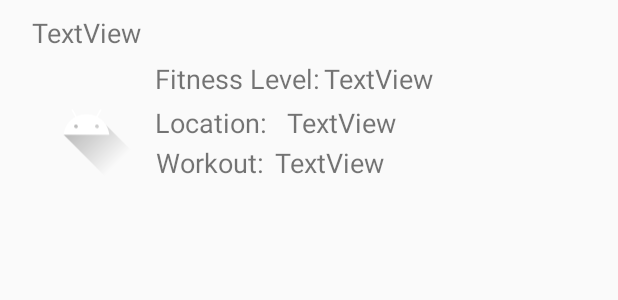
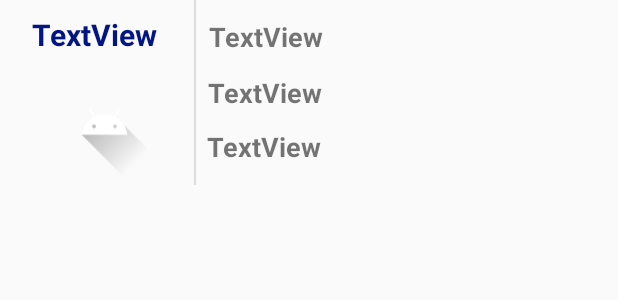
Before and after one commit to kzizz/Healthbud-Hackathon, an Android app: the layout linearlayout.xml on its own in the app's theme, with its tools: preview values and no code run, on a phone screen of 412 x 824 dp. Shown: the top 300 px of the screen. Run offline under Robolectric (Android 15) with nearby library versions, the phone set to English and light mode, and no system bars.

Commit message:
Matching list completed.

```diff
--- a/app/src/main/java/com/example/cmdf2020/Spontaneous.java
+++ b/app/src/main/java/com/example/cmdf2020/Spontaneous.java
@@ -16,11 +16,11 @@ import com.google.firebase.auth.FirebaseUser;
 
 public class Spontaneous extends AppCompatActivity {
     ImageView profileBtn;
-    int[] profilePic = {R.drawable.fella};
-    String[] name = {"Tianna"};
-    String[] workout = {"Sitting"};
-    String[] location = {"Vancouver"};
-    String [] fitnessLevel = {"3"};
+    int[] profilePic = {R.drawable.fella, R.drawable.fella, R.drawable.fella};
+    String[] name = {"Mackenzie", "Hyacinth", "Tia"};
+    String[] workout = {"Sitting", "Jogging", "Biking"};
+    String[] location = {"Vancouver", "Toronto", "Grand Forks"};
+    String [] fitnessLevel = {"3", "1", "4"};
 
     @Override
     protected void onCreate(Bundle savedInstanceState) {
@@ -68,9 +68,9 @@ public class Spontaneous extends AppCompatActivity {
 
             imageView.setImageResource(profilePic[i]);
             textView_name.setText(name[i]);
-            textView_workout.setText(workout[i]);
-            textView_location.setText(location[i]);
-            textView_fitnessLevel.setText(fitnessLevel[i]);
+            textView_workout.setText("Preferred Workout:  " + workout[i]);
+            textView_location.setText("City:  " + location[i]);
+            textView_fitnessLevel.setText("Fitness Level:  " + fitnessLevel[i]);
             return view;
         }
     }
--- a/app/src/main/res/layout/linearlayout.xml
+++ b/app/src/main/res/layout/linearlayout.xml
@@ -16,21 +16,9 @@
         android:layout_marginLeft="21dp"
         android:layout_marginTop="9dp"
         android:text="TextView"
-        android:textSize="18sp" />
-
-    <TextView
-        android:id="@+id/Workout"
-        android:layout_width="wrap_content"
-        android:layout_height="wrap_content"
-        android:layout_alignParentStart="true"
-        android:layout_alignParentLeft="true"
-        android:layout_alignParentTop="true"
-        android:layout_centerHorizontal="true"
-        android:layout_marginStart="104dp"
-        android:layout_marginLeft="104dp"
-        android:layout_marginTop="96dp"
-        android:text="Workout:"
-        android:textSize="18sp" />
+        android:textColor="#011583"
+        android:textSize="20sp"
+        android:textStyle="bold" />
 
     <ImageView
         android:id="@+id/profilePic"
@@ -39,74 +27,67 @@
         android:layout_alignParentStart="true"
         android:layout_alignParentLeft="true"
         android:layout_alignParentTop="true"
-        android:layout_marginStart="22dp"
-        android:layout_marginLeft="22dp"
+        android:layout_marginStart="34dp"
+        android:layout_marginLeft="34dp"
         android:layout_marginTop="47dp"
         app:srcCompat="@drawable/ic_launcher_foreground" />
 
     <TextView
-        android:id="@+id/FitnessLevel"
-        android:layout_width="wrap_content"
+        android:id="@+id/workoutInput"
+        android:layout_width="270dp"
         android:layout_height="wrap_content"
         android:layout_alignParentStart="true"
         android:layout_alignParentLeft="true"
         android:layout_alignParentTop="true"
-        android:layout_marginStart="103dp"
-        android:layout_marginLeft="103dp"
-        android:layout_marginTop="40dp"
-        android:text="Fitness Level:"
-        android:textSize="18sp" />
+        android:layout_alignParentEnd="true"
+        android:layout_marginStart="138dp"
+        android:layout_marginLeft="138dp"
+        android:layout_marginTop="85dp"
+        android:layout_marginEnd="3dp"
+        android:text="TextView"
+        android:textSize="18sp"
+        android:textStyle="bold" />
 
     <TextView
-        android:id="@+id/location"
-        android:layout_width="wrap_content"
+        android:id="@+id/locationInput"
+        android:layout_width="270dp"
+        android:layout_height="wrap_content"
+        android:layout_alignParentTop="true"
+        android:layout_alignParentEnd="true"
+        android:layout_alignParentRight="true"
+        android:layout_marginTop="49dp"
+        android:layout_marginEnd="3dp"
+        android:layout_marginRight="3dp"
+        android:text="TextView"
+        android:textSize="18sp"
+        android:textStyle="bold" />
+
+    <TextView
+        android:id="@+id/fitnessLevelInput"
+        android:layout_width="270dp"
         android:layout_height="wrap_content"
         android:layout_alignParentStart="true"
         android:layout_alignParentLeft="true"
         android:layout_alignParentTop="true"
-        android:layout_marginStart="103dp"
-        android:layout_marginLeft="103dp"
-        android:layout_marginTop="69dp"
-        android:text="Location:"
-        android:textSize="18sp" />
+        android:layout_alignParentEnd="true"
+        android:layout_marginStart="139dp"
+        android:layout_marginLeft="139dp"
+        android:layout_marginTop="12dp"
+        android:layout_marginEnd="2dp"
+        android:text="TextView"
+        android:textSize="18sp"
+        android:textStyle="bold" />
 
-    <TextView
-        android:id="@+id/workoutInput"
-        android:layout_width="wrap_content"
-        android:layout_height="wrap_content"
+    <View
+        android:id="@+id/divider4"
+        android:layout_width="1dp"
+        android:layout_height="125dp"
         android:layout_alignParentStart="true"
         android:layout_alignParentLeft="true"
         android:layout_alignParentTop="true"
-        android:layout_marginStart="183dp"
-        android:layout_marginLeft="183dp"
-        android:layout_marginTop="96dp"
-        android:text="TextView"
-        android:textSize="18sp" />
-
-    <TextView
-        android:id="@+id/locationInput"
-        android:layout_width="wrap_content"
-        android:layout_height="wrap_content"
-        android:layout_alignParentTop="true"
-        android:layout_alignParentEnd="true"
-        android:layout_alignParentRight="true"
-        android:layout_marginTop="69dp"
-        android:layout_marginEnd="148dp"
-        android:layout_marginRight="148dp"
-        android:text="TextView"
-        android:textSize="18sp" />
-
-    <TextView
-        android:id="@+id/fitnessLevelInput"
-        android:layout_width="wrap_content"
-        android:layout_height="wrap_content"
-        android:layout_alignParentStart="true"
-        android:layout_alignParentLeft="true"
-        android:layout_alignParentTop="true"
-        android:layout_marginStart="216dp"
-        android:layout_marginLeft="216dp"
-        android:layout_marginTop="40dp"
-        android:text="TextView"
-        android:textSize="18sp" />
+        android:layout_marginStart="129dp"
+        android:layout_marginLeft="129dp"
+        android:layout_marginTop="-2dp"
+        android:background="?android:attr/listDivider" />
 
 </RelativeLayout>
```
